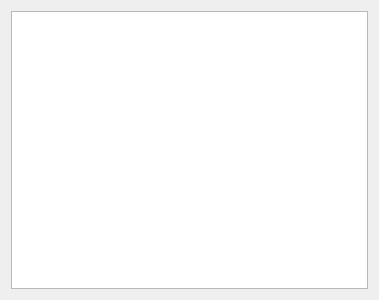
The window that src/widgets/audiocontrolparmwidget.ui (dehnhardt/iconnconfig) describes before a commit, drawn with Qt 5.
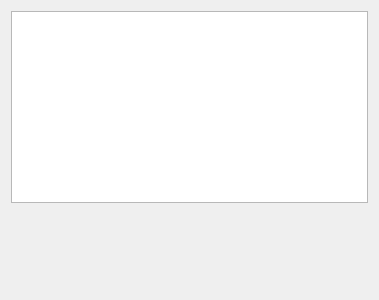
The same window after the commit.

The edit to the form file:
```diff
--- a/src/widgets/audiocontrolparmwidget.ui
+++ b/src/widgets/audiocontrolparmwidget.ui
@@ -33,6 +33,19 @@
      </property>
     </widget>
    </item>
+   <item>
+    <spacer name="verticalSpacer">
+     <property name="orientation">
+      <enum>Qt::Vertical</enum>
+     </property>
+     <property name="sizeHint" stdset="0">
+      <size>
+       <width>20</width>
+       <height>40</height>
+      </size>
+     </property>
+    </spacer>
+   </item>
   </layout>
  </widget>
  <resources/>
```
